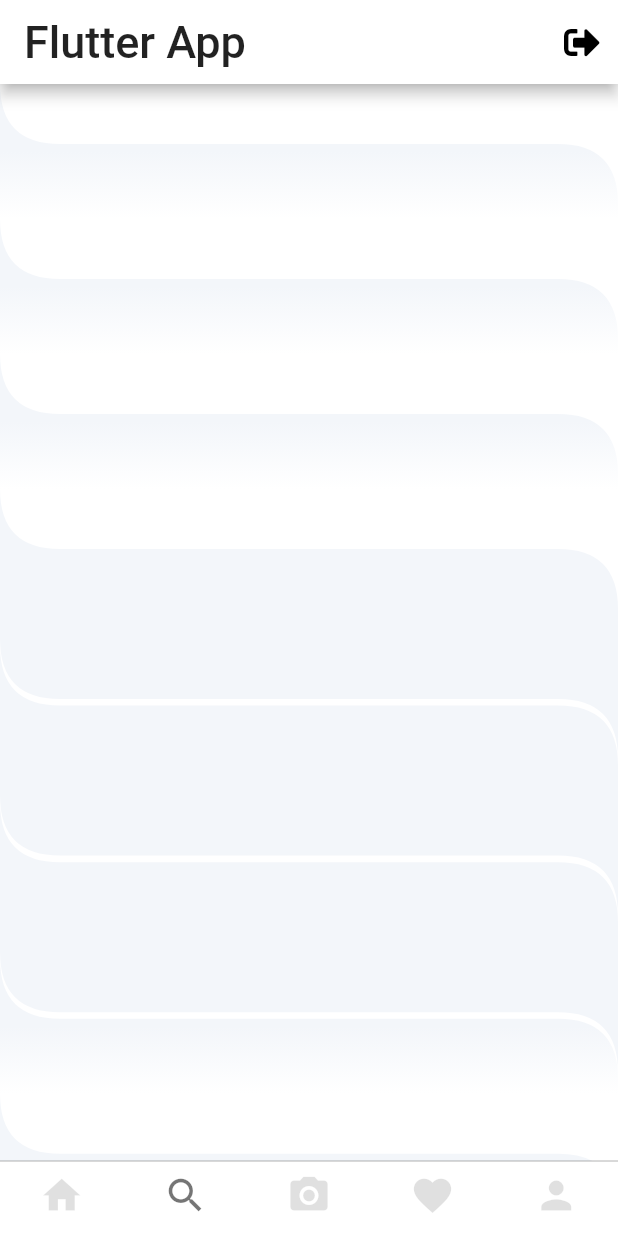
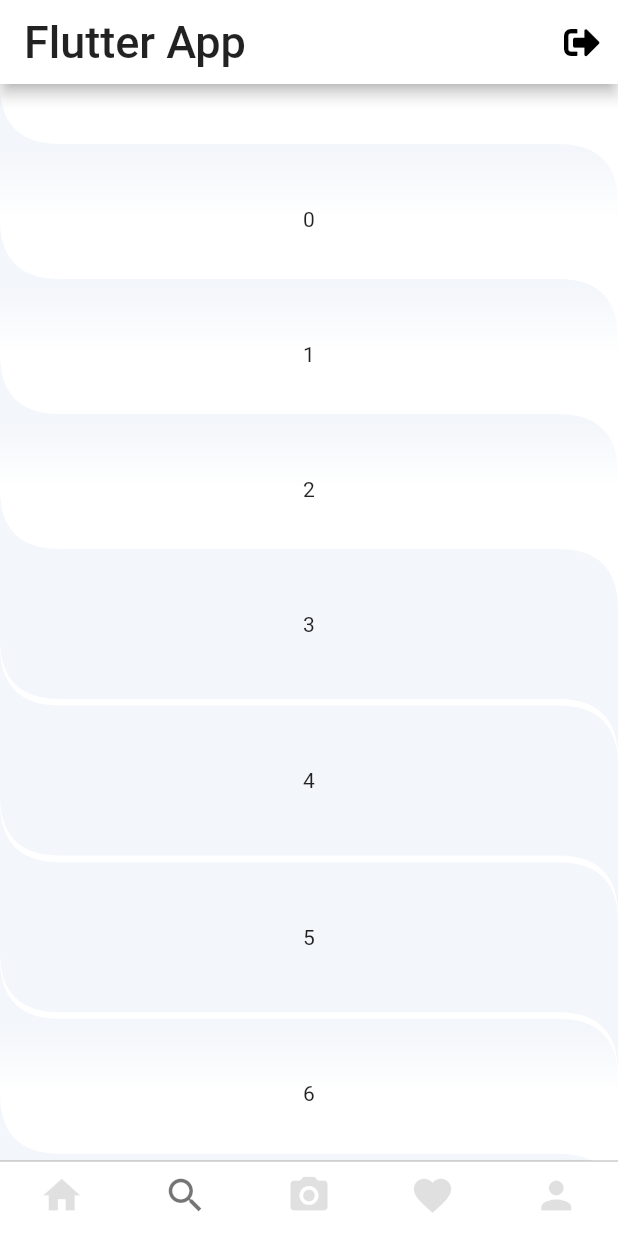
Before and after one commit to blelalr/flutter_app, a Flutter app: the screen it shows once a user with an empty profile is signed in, swiped to page 2, on a phone screen of 412 x 824 dp. Run offline on Flutter 3.47's test engine with Material 2 defaults, Android fonts, the phone set to English and light mode, and no system bars; our stand-ins replace cloud_firestore, firebase_auth, firebase_core, font_awesome_flutter, google_fonts; accounts and stored records are empty; Roboto replaces fonts that are missing (Playball).

```diff
--- a/lib/page/SearchPage.dart
+++ b/lib/page/SearchPage.dart
@@ -46,6 +46,7 @@ class _SearchPageState extends State<SearchPage> {
           child: ClipPath(
               clipper: MyClipper(),
               child: Container(
+                  child: Center(child: Text(index.toString())),
                   height: 180.0,
                   width: MediaQuery.of(context).size.width,
                   // color: Colors.blue,
@@ -71,6 +72,7 @@ class _SearchPageState extends State<SearchPage> {
           child: new ClipPath(
               clipper: MyClipper(),
               child: Container(
+                  child: Center(child: Text(index.toString())),
                   height: 180.0,
                   color: Color(int.parse('FFF3F6FA', radix: 16))))),
     );
```
Also changed, not shown: lib/page/ProfilePage.dart (+10 -10 lines).
